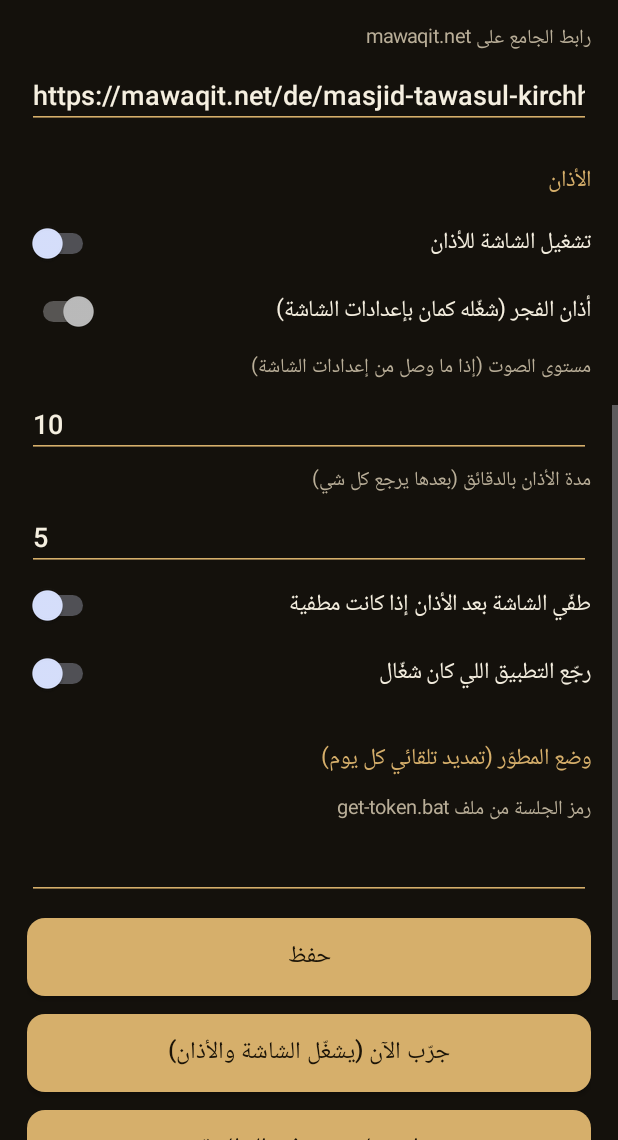
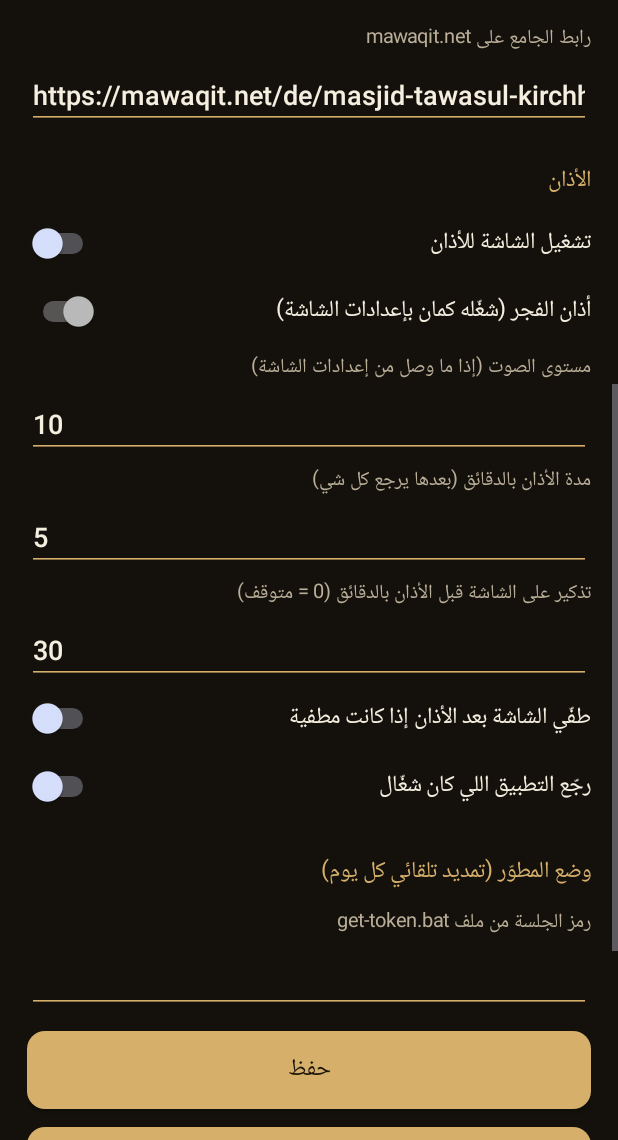
Before and after one commit to abdosamo1/urtv-lg-remote, an Android app: the screen it shows after launch (MainActivity), scrolled down 537 dp, on a phone screen of 412 x 824 dp, the part 96-1236 px from its top. Run offline under Robolectric (Android 15) with nearby library versions, the phone set to English and light mode, and no system bars.

Commit message:
تذكير قبل الأذان على الشاشة فوق أي تطبيق
منبّه ثانٍ قبل الأذان بعدد الدقائق المختار: إذا كانت الشاشة شغّالة وتلفزيونك
مو بالمقدّمة، بيطلع إشعار LG صغير. ما بيشغّل الشاشة. المدة بتوصل من إعدادات
الشاشة مع كل أذان، أو من خانتها بالموبايل.

Co-Authored-By: Claude Opus 5.5 <noreply@anthropic.com>
Claude-Session: https://claude.ai/code/session_01QA1QxeJUyP7W4JuNUpAyLt

```diff
--- a/app/src/main/java/de/darfarah/urtvremote/MainActivity.java
+++ b/app/src/main/java/de/darfarah/urtvremote/MainActivity.java
@@ -30,7 +30,7 @@ public class MainActivity extends Activity {
     private Prefs p;
     private LinearLayout root;
     private TextView status, last;
-    private EditText ip, mac, mosque, volume, minutes, token;
+    private EditText ip, mac, mosque, volume, minutes, reminder, token;
     private Switch adhanOn, fajr, offAfter, backToApp;
     private final Handler ui = new Handler(Looper.getMainLooper());
 
@@ -70,6 +70,7 @@ public class MainActivity extends Activity {
         fajr = toggle("أذان الفجر (شغّله كمان بإعدادات الشاشة)", p.fajr());
         volume = field("مستوى الصوت (إذا ما وصل من إعدادات الشاشة)", String.valueOf(p.volume()), InputType.TYPE_CLASS_NUMBER);
         minutes = field("مدة الأذان بالدقائق (بعدها يرجع كل شي)", String.valueOf(p.minutes()), InputType.TYPE_CLASS_NUMBER);
+        reminder = field("تذكير على الشاشة قبل الأذان بالدقائق (0 = متوقف)", String.valueOf(p.reminder()), InputType.TYPE_CLASS_NUMBER);
         offAfter = toggle("طفّي الشاشة بعد الأذان إذا كانت مطفية", p.offAfter());
         backToApp = toggle("رجّع التطبيق اللي كان شغّال", p.backToApp());
 
@@ -98,6 +99,8 @@ public class MainActivity extends Activity {
         status.setText("الأذان القادم: " + p.nextAdhan() + "\nالشاشة: " + paired + "\nوضع المطوّر: " + dev);
         last.setText(p.lastRun().isEmpty() ? "—" : p.lastRun());
         mac.setText(p.mac());
+        if (!reminder.hasFocus()) reminder.setText(String.valueOf(p.reminder()));   // may come from the TV's settings
+        if (!volume.hasFocus()) volume.setText(String.valueOf(p.volume()));
     }
 
     private void save() {
@@ -112,6 +115,7 @@ public class MainActivity extends Activity {
             .putBoolean("fajr", fajr.isChecked())
             .putInt("volume", clamp(volume.getText().toString(), 10, 0, 100))
             .putInt("minutes", clamp(minutes.getText().toString(), 5, 1, 15))
+            .putInt("reminder", clamp(reminder.getText().toString(), 30, 0, 120))
             .putBoolean("offAfter", offAfter.isChecked())
             .putBoolean("backToApp", backToApp.isChecked())
             .putString("devToken", token.getText().toString().trim())
--- a/app/src/main/java/de/darfarah/urtvremote/Prefs.java
+++ b/app/src/main/java/de/darfarah/urtvremote/Prefs.java
@@ -22,6 +22,7 @@ final class Prefs {
     boolean offAfter() { return sp.getBoolean("offAfter", true); }
     boolean backToApp() { return sp.getBoolean("backToApp", true); }
     int minutes() { return sp.getInt("minutes", 5); }
+    int reminder() { return sp.getInt("reminder", 30); }   // minutes before the adhan, 0 = off
     String devToken() { return sp.getString("devToken", ""); }
 
     String nextAdhan() { return sp.getString("nextAdhan", ""); }
```
Also changed, not shown: app/src/main/java/de/darfarah/urtvremote/AdhanService.java (+25 -3 lines), app/src/main/java/de/darfarah/urtvremote/AlarmReceiver.java (+8 -0 lines), app/src/main/java/de/darfarah/urtvremote/Alarms.java (+17 -0 lines).
